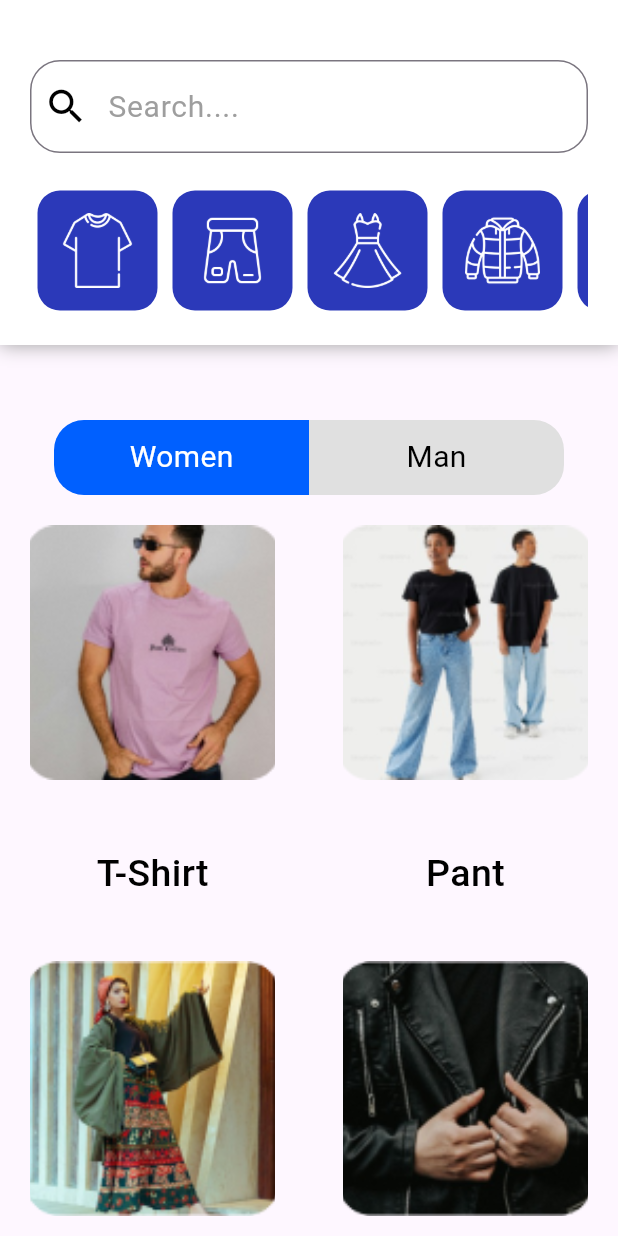
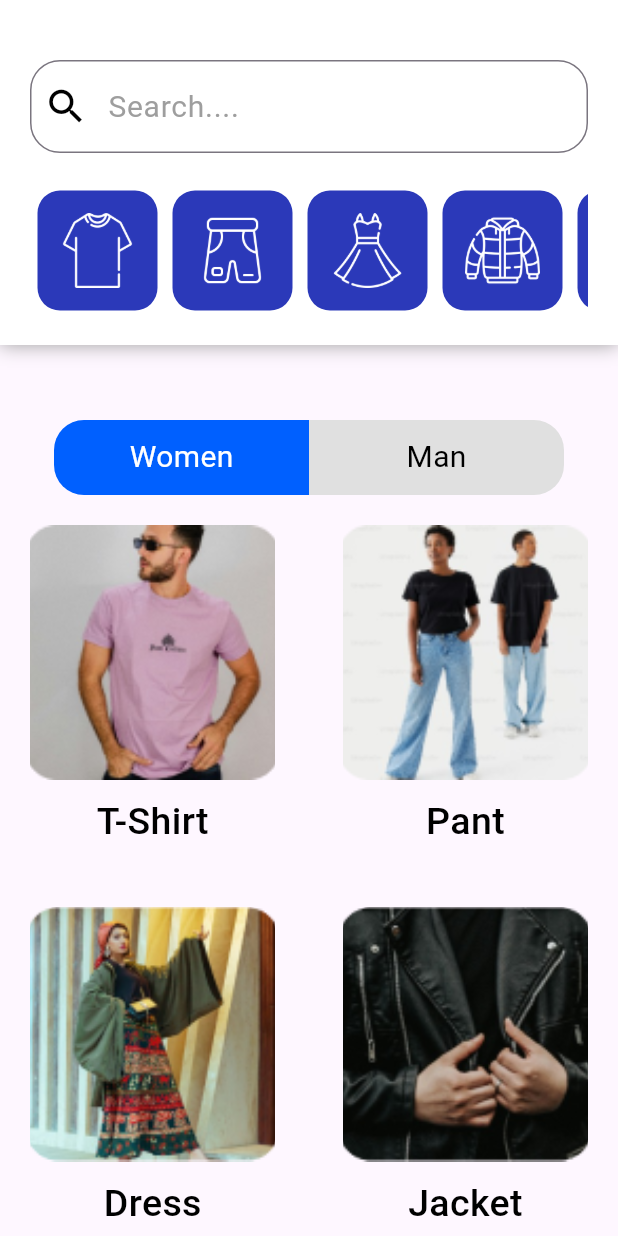
Before and after one commit to Nptp234/CLOTHES-FLUTTER, a Flutter app: the CategoryPage screen opened directly, on a phone screen of 412 x 824 dp. Run offline on Flutter 3.47's test engine with Material 3 defaults, Android fonts, the phone set to English and light mode, and no system bars; our stand-ins replace carousel_slider, dots_indicator, firebase_auth, firebase_core, flutter_rating_bar and 1 more; missing offline and left inert: dart:ffi; accounts and stored records are empty.

Commit message:
fix scroll category

```diff
--- a/lib/screens/category.dart
+++ b/lib/screens/category.dart
@@ -1,5 +1,6 @@
 import 'package:clothes_app/elementes/typeitem_list.dart';
 import 'package:clothes_app/objects/category.dart';
+import 'package:flutter/gestures.dart';
 import 'package:flutter/material.dart';
 
 class CategoryPage extends StatefulWidget{
@@ -43,7 +44,7 @@ class _CategoryPage extends State<CategoryPage>{
       appBar: _CustomHeader(),
 
       //body
-      body: SingleChildScrollView(child: _CustomBody(),),
+      body: SingleChildScrollView(scrollDirection: Axis.vertical, child: _CustomBody(),),
     );
   }
 
@@ -107,6 +108,7 @@ class _CategoryPage extends State<CategoryPage>{
         child: Column(
             mainAxisAlignment: MainAxisAlignment.center,
             crossAxisAlignment: CrossAxisAlignment.center,
+            mainAxisSize: MainAxisSize.min,
 
             children: [
               //button gender
@@ -142,9 +144,11 @@ class _CategoryPage extends State<CategoryPage>{
                   ),
                 ],
               ),
-
               //list category
-            SingleChildScrollView(child: _CustomListCategory(),)
+              // SingleChildScrollView(child: _CustomListCategory(), scrollDirection: Axis.vertical,)
+              Container(
+                child: _CustomListCategory(),
+              )
             ],
           ),
         );
@@ -155,12 +159,13 @@ class _CategoryPage extends State<CategoryPage>{
         scrollDirection: Axis.vertical,
         itemCount: lstCategory.length,
         shrinkWrap: true,
+        physics: ScrollPhysics(),
 
         gridDelegate: const SliverGridDelegateWithFixedCrossAxisCount(
           crossAxisCount: 2,
           mainAxisSpacing: 0.0, //khoang cach giua hang
           crossAxisSpacing: 5.0, //khoang cach giua cot
-          childAspectRatio: 0.7,
+          childAspectRatio: 0.8,
         ),
         itemBuilder: (BuildContext context, int index){
           return  _CategoryItem(lstCategory[index],);
@@ -176,14 +181,14 @@ class _CategoryPage extends State<CategoryPage>{
       child: Container(
         width: 70,
         height: 100,
-        margin: EdgeInsets.all(20),
-        decoration: BoxDecoration(
+        margin: const EdgeInsets.all(20),
+        decoration: const BoxDecoration(
           borderRadius: BorderRadius.all(Radius.circular(20))
         ),
 
         child: Center(
           child: Column(
-            mainAxisAlignment: MainAxisAlignment.spaceBetween,
+            mainAxisAlignment: MainAxisAlignment.center,
             crossAxisAlignment: CrossAxisAlignment.center,
 
             children: [
@@ -194,7 +199,7 @@ class _CategoryPage extends State<CategoryPage>{
 
                 child: Image.asset(category.image, fit: BoxFit.cover,),
               ),
-
+              const SizedBox(height: 10,),
               Text(category.TenLSP, style: TextStyle(fontSize: 25, color: Colors.black, fontWeight: FontWeight.w500),)
             ],
           ),
--- a/pubspec.yaml
+++ b/pubspec.yaml
@@ -23,6 +23,7 @@ dependencies:
   firebase_storage: ^11.7.7
   firebase_ui_auth: ^1.14.0
   firebase_core: any
+  quickalert: ^1.1.0
 
 dev_dependencies:
   flutter_test:
```
Also changed, not shown: lib/elementes/item_list.dart (+4 -8 lines), lib/screens/product_detail.dart (+27 -10 lines), pubspec.lock. Lines whose indentation alone changed are shown as unchanged.
